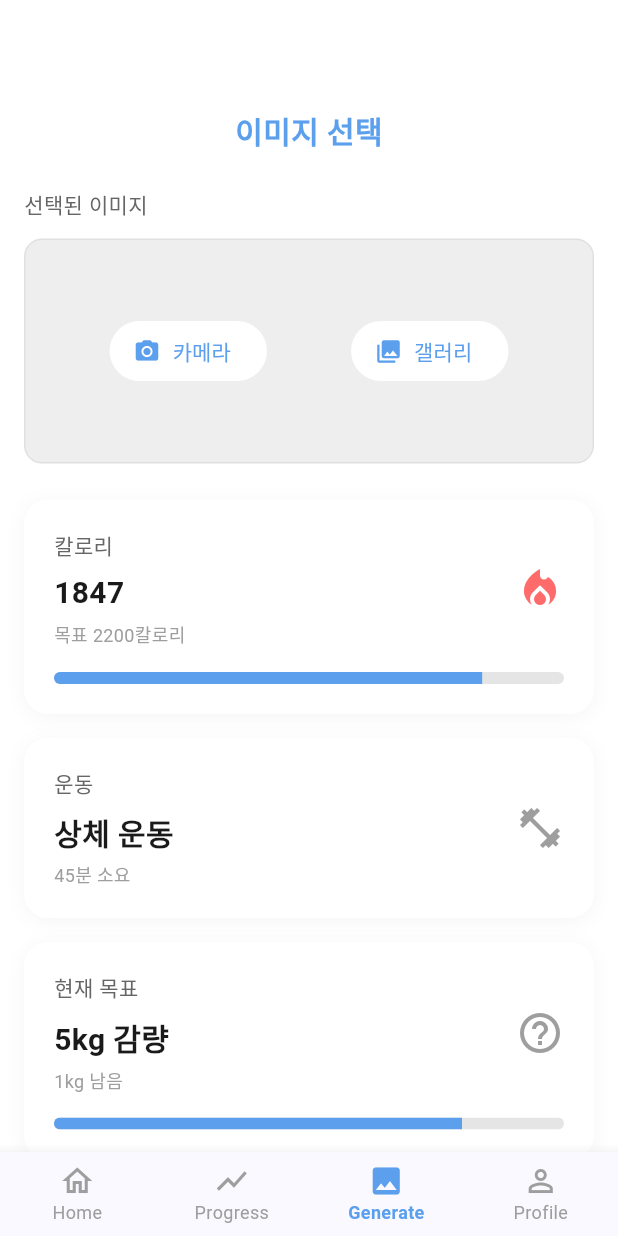
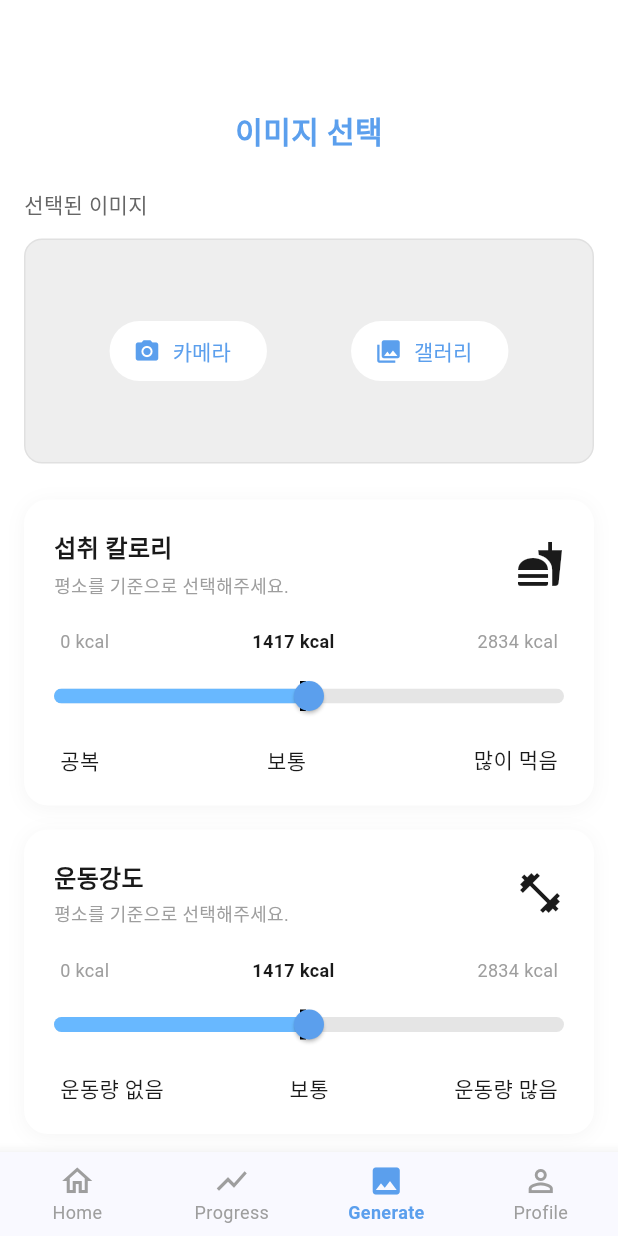
Before and after one commit to 123owq/mirifit, a Flutter app: the MainScreen screen opened directly with empty values, item 3 of the bottom bar chosen, on a phone screen of 412 x 824 dp. Run offline on Flutter 3.47's test engine with Material 3 defaults, Android fonts, the phone set to English and light mode, and no system bars; our stand-ins replace camera, image_picker, permission_handler; missing offline and left inert: photo_manager.

Commit message:
바 수정

```diff
--- a/lib/views/generate_screen.dart
+++ b/lib/views/generate_screen.dart
@@ -5,6 +5,7 @@ import 'package:permission_handler/permission_handler.dart';
 import '../models/fitness_data.dart';
 import '../services/api_service.dart';
 import 'result_screen.dart'; // ResultScreen import
+import 'dart:math'; // min/max 함수 사용을 위해 추가
 
 class GenerateScreen extends StatefulWidget {
   final FitnessData fitnessData; // FitnessData 전달 받기
@@ -28,16 +29,32 @@ class _GenerateScreenState extends State<GenerateScreen> {
   final ImagePicker _picker = ImagePicker();
   final ApiService _apiService = ApiService();
 
-  int _selectedCalorieLevel = 1;
-  int _selectedExerciseLevel = 1;
+  // 칼로리 조절을 위한 상태 변수
+  late double _caloriesIntake; // 섭취 칼로리 (슬라이더 값)
+  late double _caloriesBurned; // 소모 칼로리 (슬라이더 값)
+  late int _bmr; // 기초대사량 (Base Metabolic Rate)
+  late int _maxCalorie; // 최대 수치 (BMR의 2배)
+
   bool _isLoading = false;
 
   @override
   void initState() {
     super.initState();
-    // 전달받은 fitnessData로 상태 초기화
     _fitnessData = widget.fitnessData;
     _selectedImagePath = widget.initialImagePath;
+
+    // 1. 기초대사량 (BMR) 계산 및 초기값 설정
+    _bmr = _calculateBMR(
+      _fitnessData.gender,
+      _fitnessData.height,
+      _fitnessData.currentWeight,
+      _fitnessData.age,
+    );
+    _maxCalorie = _bmr * 2; // 최대 수치는 BMR의 2배
+
+    // 초기 슬라이더 값: BMR을 기준으로 설정
+    _caloriesIntake = _bmr.toDouble();
+    _caloriesBurned = _bmr.toDouble();
   }
 
   @override
@@ -48,13 +65,39 @@ class _GenerateScreenState extends State<GenerateScreen> {
         _selectedImagePath = widget.initialImagePath;
       });
     }
-    // 부모 위젯에서 fitnessData가 변경될 경우를 대비해 업데이트
     if (widget.fitnessData != oldWidget.fitnessData) {
       setState(() {
         _fitnessData = widget.fitnessData;
+
+        final newBMR = _calculateBMR(
+          _fitnessData.gender,
+          _fitnessData.height,
+          _fitnessData.currentWeight,
+          _fitnessData.age,
+        );
+        _bmr = newBMR;
+        _maxCalorie = _bmr * 2;
+
+        _caloriesIntake = newBMR.toDouble();
+        _caloriesBurned = newBMR.toDouble();
       });
     }
   }
+
+  // --- BMR 계산 함수 (Harris-Benedict 공식) ---
+  int _calculateBMR(String gender, double height, double weight, int age) {
+    double bmr;
+    if (gender == '남성') {
+      // 남성: 66.47 + (13.75 * 체중) + (5 * 키) - (6.76 * 나이)
+      bmr = 66.47 + (13.75 * weight) + (5 * height) - (6.76 * age);
+    } else {
+      // 여성: 655.1 + (9.56 * 체중) + (1.85 * 키) - (4.68 * 나이)
+      bmr = 655.1 + (9.56 * weight) + (1.85 * height) - (4.68 * age);
+    }
+    // BMR은 0보다 작을 수 없으며, 정수로 반환
+    return max(0, bmr.round());
+  }
+  // ----------------------------------------
 
   Future<void> _pickImage(ImageSource source) async {
     String? imagePath;
@@ -91,11 +134,6 @@ class _GenerateScreenState extends State<GenerateScreen> {
       status = await Permission.storage.request();
     }
 
-    // if (!status.isGranted) {
-    //   _showSnackBar('이미지 저장을 위해 저장소 권한이 필요합니다.', Colors.red);
-    //   return;
-    // }
-
     setState(() {
       _isLoading = true;
     });
@@ -103,15 +141,14 @@ class _GenerateScreenState extends State<GenerateScreen> {
     try {
       final imageFile = File(_selectedImagePath!);
 
-      // 전달받은 fitnessData 사용
       final String sex = _fitnessData.gender == '남성' ? 'male' : 'female';
       final double height = _fitnessData.height;
       final int age = _fitnessData.age;
       final double currentWeight = _fitnessData.currentWeight;
 
-      // TODO: 아래 값들은 추후 UI를 통해 입력받거나 계산해야 합니다.
-      final int dailyCaloriesBurned = 500; // 임시값
-      final int dailyCaloriesIntake = _fitnessData.caloriesGoal > 0 ? _fitnessData.caloriesGoal.toInt() : 2000;
+      // 슬라이더에서 조절된 값 사용
+      final int dailyCaloriesBurned = _caloriesBurned.round();
+      final int dailyCaloriesIntake = _caloriesIntake.round();
       final double bellySize = 0.0; // 임시값
 
       // 기간 선택 (예: '6개월' -> 180일)
@@ -140,7 +177,6 @@ class _GenerateScreenState extends State<GenerateScreen> {
 
       // 성공 시 result_screen으로 이동
       if (mounted) {
-        // ResultScreen으로 직접 이동하고 데이터를 전달합니다.
         Navigator.push(
           context,
           MaterialPageRoute(
@@ -189,24 +225,15 @@ class _GenerateScreenState extends State<GenerateScreen> {
             ),
             const SizedBox(height: 24),
 
-            // 6. [수정됨] 이미지 선택기 UI
+            // 이미지 선택기 UI
             _buildImagePicker(),
             const SizedBox(height: 24),
 
-            _buildPreciseModeContent(),
-            const SizedBox(height: 16),
+            // 칼로리 슬라이더 위젯 삽입
+            _buildCalorieSliders(),
+            const SizedBox(height: 24),
 
-
-            _buildProgressInfoCard(
-              title: '현재 목표',
-              value: '${_fitnessData.weightGoal.toInt()}kg 감량',
-              subtitle: '${_fitnessData.weightRemaining.toInt()}kg 남음',
-              icon: Icons.help_outline,
-              iconColor: const Color(0xFF9E9E9E),
-              progress: _fitnessData.weightProgress,
-            ),
-            const SizedBox(height: 24),
-            // ... (기간 선택 버튼들 - 2:13 PM 코드와 동일) ...
+            // 기간 선택 버튼들
             const Text(
               '기간 선택',
               style: TextStyle(
@@ -253,12 +280,12 @@ class _GenerateScreenState extends State<GenerateScreen> {
             ),
             const SizedBox(height: 32),
 
-            // 7. [수정됨] 이미지 생성 버튼
+            // 이미지 생성 버튼
             SizedBox(
               width: double.infinity,
               height: 56,
               child: ElevatedButton(
-                onPressed: _isLoading ? null : _generateImage, // 로딩 중에는 버튼 비활성화
+                onPressed: _isLoading ? null : _generateImage,
                 style: ElevatedButton.styleFrom(
                   backgroundColor: const Color(0xFF5B9FED),
                   shape: RoundedRectangleBorder(
@@ -267,7 +294,7 @@ class _GenerateScreenState extends State<GenerateScreen> {
                   elevation: 0,
                 ),
                 child: _isLoading
-                    ? const CircularProgressIndicator(color: Colors.white) // 로딩 인디케이터
+                    ? const CircularProgressIndicator(color: Colors.white)
                     : const Row(
                   mainAxisAlignment: MainAxisAlignment.center,
                   children: [
@@ -292,63 +319,69 @@ class _GenerateScreenState extends State<GenerateScreen> {
     );
   }
 
-  Widget _buildSimpleModeContent() {
+  // ★ 칼로리 슬라이더 메인 위젯
+  Widget _buildCalorieSliders() {
     return Column(
       children: [
-        _buildSelectionCard(
-          title: "칼로리",
-          options: ["적음", "보통", "많음"],
-          selectedIndex: _selectedCalorieLevel,
-          onChanged: (index) => setState(() => _selectedCalorieLevel = index),
-          icon: Icons.local_fire_department,
-          iconColor: const Color(0xFFFF6B6B),
+        // 섭취 칼로리 슬라이더
+        _buildCalorieSliderCard(
+          title: '섭취 칼로리',
+          subTitle: '평소를 기준으로 선택해주세요.',
+          icon: Icons.fastfood,
+          iconColor: const Color(0xFF1A1A1A), // 흑백(진한 회색)
+          currentValue: _caloriesIntake,
+          onChanged: (newValue) {
+            setState(() {
+              _caloriesIntake = newValue; // 스무스하게 움직이도록 double 유지
+            });
+          },
+          minLabel: '공복',
+          midLabel: '보통',
+          maxLabel: '많이 먹음',
         ),
         const SizedBox(height: 16),
-        _buildSelectionCard(
-          title: "운동강도",
-          options: ["낮음", "보통", "높음"],
-          selectedIndex: _selectedExerciseLevel,
-          onChanged: (index) => setState(() => _selectedExerciseLevel = index),
-          icon: Icons.fitness_center,
-          iconColor: const Color(0xFF9E9E9E),
+        // 소모 칼로리 슬라이더 (운동강도)
+        _buildCalorieSliderCard(
+          title: '운동강도',
+          subTitle: '평소를 기준으로 선택해주세요.',
+          icon: Icons.fitness_center, // 역기 아이콘
+          iconColor: const Color(0xFF1A1A1A), // 흑백(진한 회색)
+          currentValue: _caloriesBurned,
+          onChanged: (newValue) {
+            setState(() {
+              _caloriesBurned = newValue; // 스무스하게 움직이도록 double 유지
+            });
+          },
+          minLabel: '운동량 없음',
+          midLabel: '보통',
+          maxLabel: '운동량 많음',
         ),
       ],
     );
   }
 
-  // --- [B] 정밀 모드 (Precise Mode): 구체적인 수치 확인 ---
-  Widget _buildPreciseModeContent() {
-    return Column(
-      children: [
-        _buildProgressInfoCard(
-          title: '칼로리',
-          value: '${_fitnessData.calories.toInt()}',
-          subtitle: '목표 ${_fitnessData.caloriesGoal.toInt()}칼로리',
-          icon: Icons.local_fire_department,
-          iconColor: const Color(0xFFFF6B6B),
-          progress: _fitnessData.caloriesProgress,
-        ),
-        const SizedBox(height: 16),
-        _buildInfoCard(
-          title: '운동',
-          value: _fitnessData.exerciseType,
-          subtitle: '${_fitnessData.exerciseDuration}분 소요',
-          icon: Icons.fitness_center,
-          iconColor: const Color(0xFF9E9E9E),
-        ),
-      ],
-    );
-  }
-
-  // --- [C] 버튼 선택 카드 위젯 (간단 모드용) ---
-  Widget _buildSelectionCard({
+  // ★ 칼로리 슬라이더 개별 카드 위젯 (최종 수정)
+  Widget _buildCalorieSliderCard({
     required String title,
-    required List<String> options,
-    required int selectedIndex,
-    required Function(int) onChanged,
+    required String subTitle,
     required IconData icon,
     required Color iconColor,
+    required double currentValue,
+    required ValueChanged<double> onChanged,
+    required String minLabel,
+    required String midLabel,
+    required String maxLabel,
   }) {
+    // Max Calorine을 기준으로 정규화된 값 계산 (0.0 ~ 1.0)
+    final double normalizedValue = (currentValue.clamp(0.0, _maxCalorie.toDouble())) / _maxCalorie;
+
+    // 파란색 그라데이션
+    final Color barColor = Color.lerp(
+      const Color(0xFFB3E0FF), // 옅은 파랑
+      const Color(0xFF1E90FF), // 진한 파랑
+      normalizedValue.clamp(0.0, 1.0),
+    )!;
+
     return Container(
       padding: const EdgeInsets.all(20),
       decoration: BoxDecoration(
@@ -365,6 +398,7 @@ class _GenerateScreenState extends State<GenerateScreen> {
       child: Column(
         crossAxisAlignment: CrossAxisAlignment.start,
         children: [
+          // 1. 헤더 (타이틀, 아이콘)
           Row(
             mainAxisAlignment: MainAxisAlignment.spaceBetween,
             children: [
@@ -380,64 +414,115 @@ class _GenerateScreenState extends State<GenerateScreen> {
                     ),
                   ),
                   const SizedBox(height: 4),
-                  const Text(
-                    "평소를 기준으로 선택해주세요",
-                    style: TextStyle(fontSize: 12, color: Color(0xFF9E9E9E)),
+                  Text(
+                    subTitle,
+                    style: const TextStyle(fontSize: 12, color: Color(0xFF9E9E9E)),
                   ),
                 ],
               ),
-              Icon(icon, color: iconColor, size: 28),
+              Icon(icon, color: iconColor, size: 32),
             ],
           ),
-          const SizedBox(height: 16),
-          Row(
-            children: List.generate(options.length, (index) {
-              final isSelected = selectedIndex == index;
-              return Expanded(
-                child: Padding(
+          const SizedBox(height: 20),
+
+          // ★ 2. 고정 수치 레이블: 0 kcal, BMR kcal, Max kcal (바 위에 위치)
+          Padding(
             padding: const EdgeInsets.symmetric(horizontal: 4.0),
-                  child: GestureDetector(
-                    onTap: () => onChanged(index),
-                    child: Container(
-                      height: 40,
-                      decoration: BoxDecoration(
-                        color: isSelected
-                            ? const Color(0xFF5B9FED)
-                            : Colors.white,
-                        borderRadius: BorderRadius.circular(20),
-                        border: Border.all(
-                          color: isSelected
-                              ? const Color(0xFF5B9FED)
-                              : const Color(0xFFE0E0E0),
+            child: Row(
+              mainAxisAlignment: MainAxisAlignment.spaceBetween,
+              crossAxisAlignment: CrossAxisAlignment.start,
+              children: [
+                Text('0 kcal', style: const TextStyle(fontSize: 12, color: Color(0xFF9E9E9E))),
+
+                // BMR kcal (중간 수치)
+                Text(
+                  '${_bmr.round()} kcal',
+                  style: const TextStyle(
+                    fontSize: 12,
+                    fontWeight: FontWeight.bold,
+                    color: Color(0xFF1A1A1A),
                   ),
                 ),
+
+                // Max kcal
+                Text(
+                  '${_maxCalorie.round()} kcal',
+                  style: const TextStyle(fontSize: 12, color: Color(0xFF9E9E9E)),
+                ),
+              ],
+            ),
+          ),
+          const SizedBox(height: 4), // 수치 레이블과 바 사이 간격
+
+          // 3. 슬라이더 및 바 영역
+          Stack(
             alignment: Alignment.center,
-                      child: Text(
-                        options[index],
-                        style: TextStyle(
-                          color: isSelected
-                              ? Colors.white
-                              : const Color(0xFF666666),
-                          fontWeight: isSelected
-                              ? FontWeight.w600
-                              : FontWeight.normal,
-                          fontSize: 14,
+            children: [
+              // 바 (LinearProgressIndicator)
+              ClipRRect(
+                borderRadius: BorderRadius.circular(10),
+                child: SizedBox(
+                  height: 10,
+                  child: LinearProgressIndicator(
+                    value: normalizedValue,
+                    minHeight: 10,
+                    backgroundColor: const Color(0xFFE5E5E5),
+                    valueColor: AlwaysStoppedAnimation<Color>(barColor),
                   ),
                 ),
               ),
+
+              // 기초대사량 (BMR) 표시 마커 (50% 지점)
+              Positioned(
+                // 바 너비의 중앙 위치 계산
+                left: (_maxCalorie > 0) ? (MediaQuery.of(context).size.width - 40) * 0.5 - 20 - 2 : 0,
+                child: Container(
+                  width: 4,
+                  height: 20,
+                  color: Colors.black,
                 ),
               ),
-              );
-            }),
+
+              // 슬라이더 (divisions 제거로 스무스하게 움직임)
+              SliderTheme(
+                data: SliderTheme.of(context).copyWith(
+                  trackHeight: 10,
+                  thumbColor: const Color(0xFF5B9FED),
+                  activeTrackColor: Colors.transparent,
+                  inactiveTrackColor: Colors.transparent,
+                  overlayColor: const Color(0x295B9FED),
+                  thumbShape: const RoundSliderThumbShape(enabledThumbRadius: 10.0),
+                ),
+                child: Slider(
+                  min: 0,
+                  max: _maxCalorie.toDouble(), // 최대값은 BMR * 2
+                  value: currentValue,
+                  onChanged: onChanged,
+                ),
+              ),
+            ],
+          ),
+          const SizedBox(height: 8),
+
+          // 5. '공복', '보통', '많이 먹음' 텍스트 레이블 (바 아래)
+          Padding(
+            padding: const EdgeInsets.symmetric(horizontal: 4.0),
+            child: Row(
+              mainAxisAlignment: MainAxisAlignment.spaceBetween,
+              children: [
+                Text(minLabel, style: const TextStyle(fontSize: 14, color: Color(0xFF1A1A1A))),
+                Text(midLabel, style: const TextStyle(fontSize: 14, color: Color(0xFF1A1A1A))),
+                Text(maxLabel, style: const TextStyle(fontSize: 14, color: Color(0xFF1A1A1A))),
+              ],
+            ),
           ),
         ],
       ),
     );
   }
 
-  // --- 헬퍼 위젯들 ---
+  // --- 기존 헬퍼 위젯들 (변경 없음) ---
 
-  // 8. [수정됨] 이미지 피커 UI
   Widget _buildImagePicker() {
     return Column(
       crossAxisAlignment: CrossAxisAlignment.start,
@@ -457,17 +542,14 @@ class _GenerateScreenState extends State<GenerateScreen> {
           children: [
             ClipRRect(
               borderRadius: BorderRadius.circular(12),
-                    // ★ 9. [수정됨] 경로를 확인하여 Asset 또는 File 이미지 표시
               child: _selectedImagePath!.startsWith('assets/')
                   ? Image.asset(
-                            // Asset 이미지 (크롬 데모)
                 _selectedImagePath!,
                 width: double.infinity,
                 height: 200,
                 fit: BoxFit.cover,
               )
                   : Image.file(
-                            // File 이미지 (카메라/갤러리)
                 File(_selectedImagePath!),
                 width: double.infinity,
                 height: 200,
@@ -479,7 +561,7 @@ class _GenerateScreenState extends State<GenerateScreen> {
               onPressed: () {
                 setState(() {
                   _selectedImagePath = null;
-                        widget.onClearImage(); // ★ MainScreen에도 이미지가 지워졌다고 알림
+                  widget.onClearImage();
                 });
               },
             ),
@@ -533,154 +615,8 @@ class _GenerateScreenState extends State<GenerateScreen> {
     );
   }
 
-  // (이 아래의 _buildProgressInfoCard, _buildInfoCard, _buildPeriodButton 함수는
-  // 2:13 PM에 드린 코드와 동일하므로, 기존 코드를 그대로 두시면 됩니다.)
-
-  // 10. 정보 + 막대 그래프 위젯 (칼로리, 현재 목표)
-  Widget _buildProgressInfoCard({
-    required String title,
-    required String value,
-    required String subtitle,
-    required IconData icon,
-    required Color iconColor,
-    required double progress,
-  }) {
-    // ... (2:13 PM 코드와 동일) ...
-    return Container(
-      padding: const EdgeInsets.all(20),
-      decoration: BoxDecoration(
-        color: Colors.white,
-        borderRadius: BorderRadius.circular(16),
-        boxShadow: [
-          BoxShadow(
-            color: Colors.black.withOpacity(0.04),
-            blurRadius: 10,
-            offset: const Offset(0, 2),
-          ),
-        ],
-      ),
-      child: Column(
-        crossAxisAlignment: CrossAxisAlignment.start,
-        children: [
-          Row(
-            mainAxisAlignment: MainAxisAlignment.spaceBetween,
-            children: [
-              Column(
-                crossAxisAlignment: CrossAxisAlignment.start,
-                children: [
-                  Text(
-                    title,
-                    style: const TextStyle(
-                      fontSize: 14,
-                      fontWeight: FontWeight.w500,
-                      color: Color(0xFF666666),
-                    ),
-                  ),
-                  const SizedBox(height: 8),
-                  Text(
-                    value,
-                    style: const TextStyle(
-                      fontSize: 20,
-                      fontWeight: FontWeight.w600,
-                      color: Color(0xFF1A1A1A),
-                    ),
-                  ),
-                  const SizedBox(height: 4),
-                  Text(
-                    subtitle,
-                    style: const TextStyle(
-                      fontSize: 12,
-                      fontWeight: FontWeight.w400,
-                      color: Color(0xFF9E9E9E),
-                    ),
-                  ),
-                ],
-              ),
-              Icon(icon, color: iconColor, size: 32),
-            ],
-          ),
-          const SizedBox(height: 16),
-          ClipRRect(
-            borderRadius: BorderRadius.circular(10),
-            child: LinearProgressIndicator(
-              value: progress.clamp(0.0, 1.0),
-              minHeight: 8,
-              backgroundColor: const Color(0xFFE5E5E5),
-              valueColor: const AlwaysStoppedAnimation<Color>(
-                Color(0xFF5B9FED),
-              ),
-            ),
-          ),
-        ],
-      ),
-    );
-  }
-
-  // 11. 정보만 표시하는 위젯 (운동)
-  Widget _buildInfoCard({
-    required String title,
-    required String value,
-    required String subtitle,
-    required IconData icon,
-    required Color iconColor,
-  }) {
-    // ... (2:13 PM 코드와 동일) ...
-    return Container(
-      padding: const EdgeInsets.all(20),
-      decoration: BoxDecoration(
-        color: Colors.white,
-        borderRadius: BorderRadius.circular(16),
-        boxShadow: [
-          BoxShadow(
-            color: Colors.black.withOpacity(0.04),
-            blurRadius: 10,
-            offset: const Offset(0, 2),
-          ),
-        ],
-      ),
-      child: Row(
-        mainAxisAlignment: MainAxisAlignment.spaceBetween,
-        children: [
-          Column(
-            crossAxisAlignment: CrossAxisAlignment.start,
-            children: [
-              Text(
-                title,
-                style: const TextStyle(
-                  fontSize: 14,
-                  fontWeight: FontWeight.w500,
-                  color: Color(0xFF666666),
-                ),
-              ),
-              const SizedBox(height: 8),
-              Text(
-                value,
-                style: const TextStyle(
-                  fontSize: 20,
-                  fontWeight: FontWeight.w600,
-                  color: Color(0xFF1A1A1A),
-                ),
-              ),
-              const SizedBox(height: 4),
-              Text(
-                subtitle,
-                style: const TextStyle(
-                  fontSize: 12,
-                  fontWeight: FontWeight.w400,
-                  color: Color(0xFF9E9E9E),
-                ),
-              ),
-            ],
-          ),
-          Icon(icon, color: iconColor, size: 32),
-        ],
-      ),
-    );
-  }
-
-  // 12. 기간 선택 버튼 위젯
+  // 기간 선택 버튼 위젯
   Widget _buildPeriodButton(String period, bool isSelected) {
-    // ... (2:13 PM 코드와 동일) ...
     return GestureDetector(
       onTap: () {
         setState(() {
```
Lines whose indentation alone changed are shown as unchanged.
